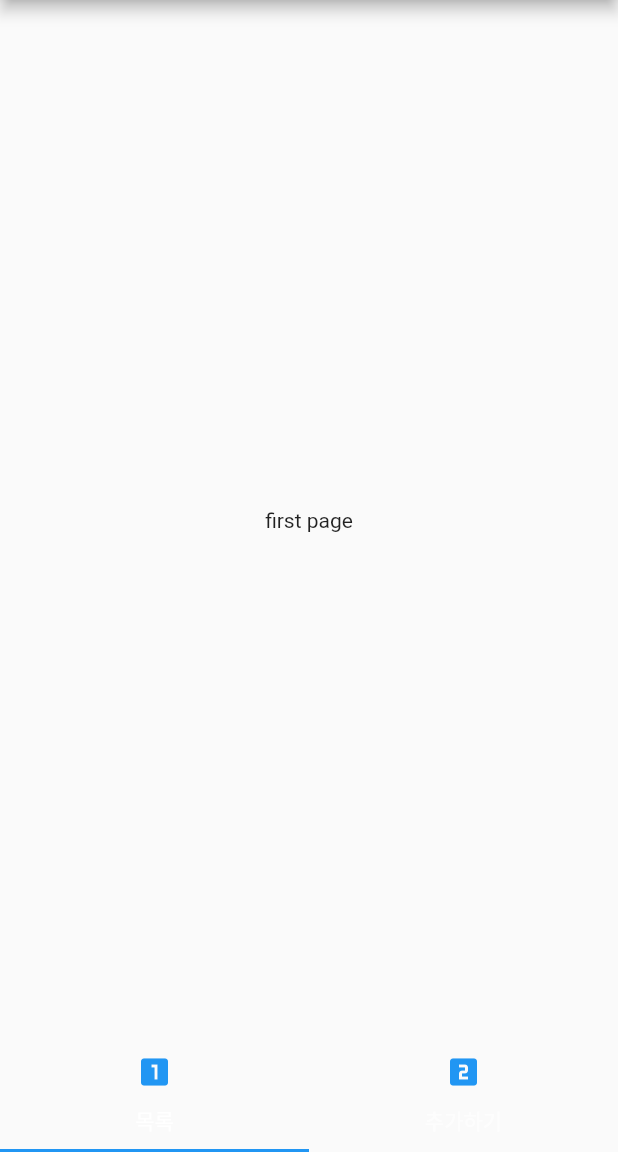
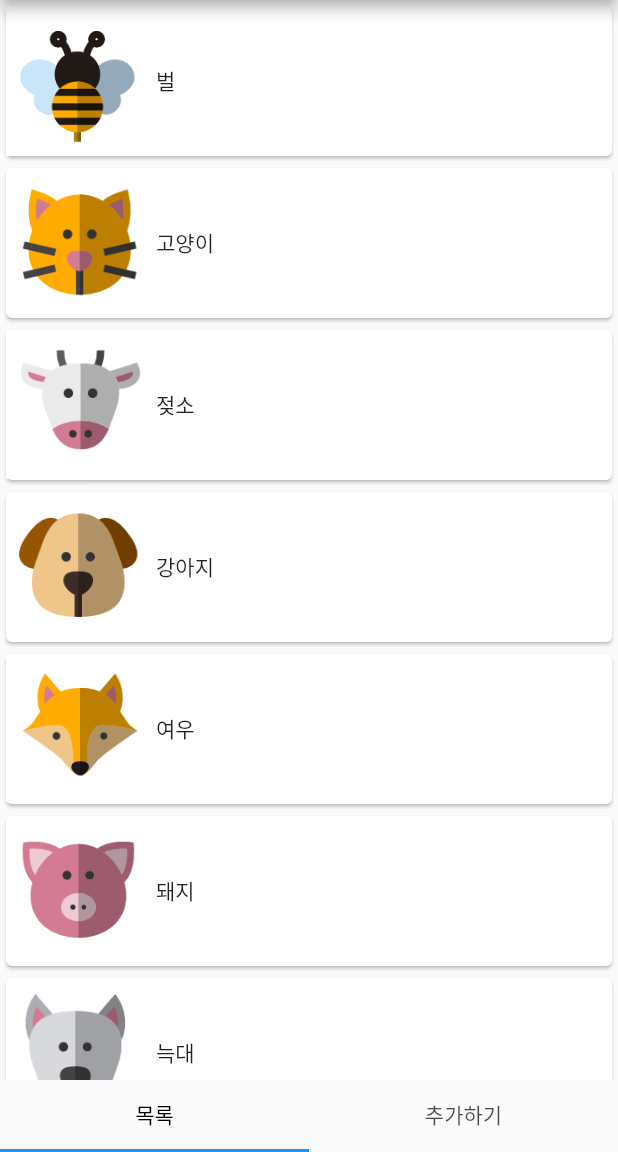
Before and after one commit to ssdd33/doit_flutter_practice, a Flutter app: the screen it shows after launch, on a phone screen of 412 x 824 dp, the part 84-1236 px from its top. Run offline on Flutter 3.47's test engine with Material 2 defaults, Android fonts, the phone set to English and light mode, and no system bars.

Commit message:
listView.builer : 동물 목록 구현

```diff
--- /dev/null
+++ b/lib/animalItem.dart
@@ -0,0 +1,15 @@
+
+class Animal {
+  String? imagePath;
+  String? animalName;
+  String? kind;
+  bool? flyExist = false;
+
+  Animal({
+    required this.animalName,
+    required this.kind,
+    required this.imagePath,
+    this.flyExist
+});
+
+}
--- a/lib/main.dart
+++ b/lib/main.dart
@@ -1,3 +1,4 @@
+import 'package:doit_flutter_practice/animalItem.dart';
 import 'package:doit_flutter_practice/sub/firstPage.dart';
 import 'package:doit_flutter_practice/sub/secondPage.dart';
 import 'package:flutter/material.dart';
@@ -17,7 +18,7 @@ class MyApp extends StatelessWidget {
       theme: ThemeData(
         primarySwatch: Colors.blue,
       ),
-      home: TabPage(),
+      home: MyHomePage(),
     );
   }
 }
@@ -30,16 +31,21 @@ class MyHomePage extends StatefulWidget {
 class _MyHomePageState extends State<MyHomePage>
     with SingleTickerProviderStateMixin {
   TabController? controller;
+  List<Animal> animalList = List.empty(growable: true);
 
   @override
   void initState() {
     super.initState();
     controller = TabController(length: 2, vsync: this);
-    /*
-    * length: 몇 개의 탭을 만들지 지정
-    * vsync: 탭이 이동했을 때 호출되는 콜백 함수를 어디서 처리할지 지정
-    * state클래스에 with 키워드로 SingleTickerProviderStateMixin클래스를 지정하면 vsync : this 오류가 해결됨
-    * 클래스를 추가 상속함으로써 탭을 눌렀을 때 state클래스에서 애니메이션 동작을 처리할 수 있게 함*/
+
+    animalList.add(Animal(animalName:"벌",kind:"곤충",imagePath: "repo/images/bee.png"));
+    animalList.add(Animal(animalName:"고양이",kind:"포유류",imagePath: "repo/images/cat.png"));
+    animalList.add(Animal(animalName:"젖소",kind:"포유류",imagePath: "repo/images/cow.png"));
+    animalList.add(Animal(animalName:"강아지",kind:"포유류",imagePath: "repo/images/dog.png"));
+    animalList.add(Animal(animalName:"여우",kind:"포유류",imagePath: "repo/images/fox.png"));
+    animalList.add(Animal(animalName:"돼지",kind:"포유류",imagePath: "repo/images/pig.png"));
+    animalList.add(Animal(animalName:"늑대",kind:"포유류",imagePath: "repo/images/wolf.png"));
+    animalList.add(Animal(animalName:"원숭이",kind:"영장류",imagePath: "repo/images/monkey.png"));
   }
 
   @override
@@ -59,31 +65,22 @@ class _MyHomePageState extends State<MyHomePage>
       ),
       body: TabBarView(
         controller: controller,
-        children: [FirstApp(), SecondApp()],
+        children: [FirstApp(list:animalList), SecondApp()],
       ),
       bottomNavigationBar: TabBar(
         controller: controller,
+        labelPadding: EdgeInsets.symmetric(horizontal: 10.0),
+        labelColor: Colors.black,
         tabs: <Tab>[
           Tab(
-            icon: Icon(
-              Icons.looks_one,
-              color: Colors.blue,
-            ),
             text: '목록',
           ),
-          Tab(
-            icon: Icon(
-              Icons.looks_two,
-              color: Colors.blue,
-            ),
-            text: '추가하기',
-          ),
+          Tab(text: '추가하기'),
         ],
       ),
     );
   }
 }
-
 
 /*
 * DefaultTabController를 사용해서 tab 구현하기
--- a/lib/sub/firstPage.dart
+++ b/lib/sub/firstPage.dart
@@ -1,11 +1,29 @@
 import 'package:flutter/material.dart';
+import 'package:doit_flutter_practice/animalItem.dart';
 
 class FirstApp extends StatelessWidget {
+  final List<Animal>? list;
+
+  FirstApp({Key? key, this.list}) : super(key: key);
+
   @override
   Widget build(BuildContext context) {
     return Container(
       child: Center(
-        child: Text('first page'),
+        child: ListView.builder(
+          itemBuilder: (context, position) {
+            return Card(
+              child: Row(
+                children: <Widget>[
+                  Image.asset(list![position].imagePath!,
+                      height: 100, width: 100, fit: BoxFit.contain),
+                  Text(list![position].animalName!)
+                ],
+              ),
+            );
+          },
+          itemCount: list!.length,
+        ),
       ),
     );
   }
--- a/lib/sub/secondPage.dart
+++ b/lib/sub/secondPage.dart
@@ -1,12 +1,12 @@
 import 'package:flutter/material.dart';
+import 'package:doit_flutter_practice/animalItem.dart';
 
 class SecondApp extends StatelessWidget {
+  final List<Animal>? list;
+
+  SecondApp({Key?key, this.list}):super(key:key);
   @override
   Widget build(BuildContext context) {
-    return Container(
-      child: Center(
-        child: Text('second page'),
-      ),
-    );
+    return Container();
   }
 }
```
Also changed, not shown: pubspec.yaml (+9 -0 lines), repo/images/bee.png (added), repo/images/cat.png (added), repo/images/cow.png (added), repo/images/dog.png (added), repo/images/fox.png (added), repo/images/monkey.png (added), repo/images/pig.png (added), repo/images/wolf.png (added).
